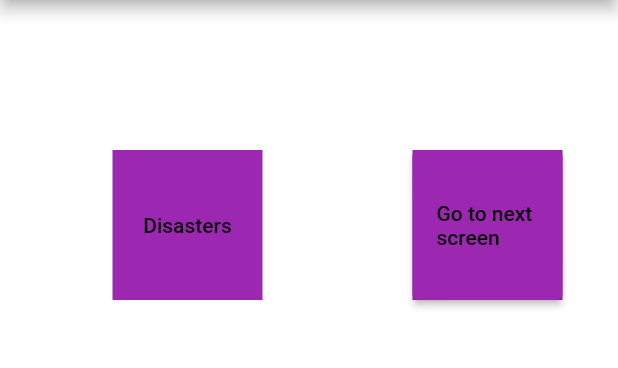
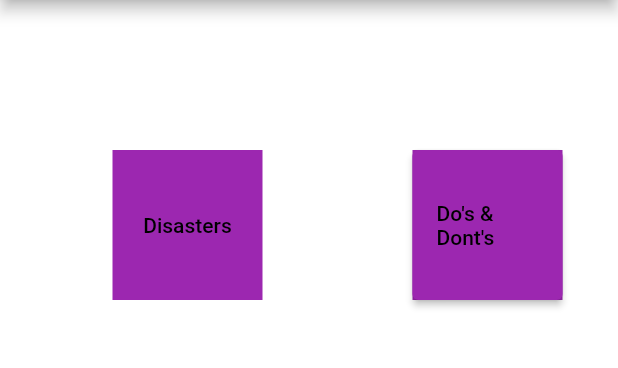
Before and after one commit to Rudalph/Flutter_pbl, a Flutter app: the screen it shows after launch, after a tap on "Disasters", on a phone screen of 412 x 824 dp, the part 84-452 px from its top. Run offline on Flutter 3.47's test engine with Material 2 defaults, Android fonts, the phone set to English and light mode, and no system bars.

Commit message:
minor styling changes

```diff
--- a/lib/main.dart
+++ b/lib/main.dart
@@ -1,10 +1,12 @@
 import 'package:flutter/material.dart';
 
 void main() {
-  runApp(MyApp());
+  runApp(const MyApp());
 }
 
 class MyApp extends StatelessWidget {
+  const MyApp({super.key});
+
   @override
   Widget build(BuildContext context) {
     return MaterialApp(
@@ -21,12 +23,12 @@ class HomeScreen extends StatelessWidget {
       home: Scaffold(
           backgroundColor: Colors.white,
           appBar: AppBar(
-            title: Text(
+            title: const Text(
               "Dis-Man-Sym",
               style: TextStyle(color: Colors.black),
             ),
             backgroundColor: Colors.purple,
-            leading: Icon(
+            leading: const Icon(
               Icons.home,
               color: Colors.black,
             ),
@@ -34,20 +36,18 @@ class HomeScreen extends StatelessWidget {
           body: Row(
             children: [
               Container(
-                margin: EdgeInsets.only(top: 100, left: 75),
+                margin: const EdgeInsets.only(top: 100, left: 75),
                 height: 100,
                 width: 100,
                 color: Colors.purple,
                 child: TextButton(
                   onPressed: () {},
-                  child: Text(
-                    "Disasters",
-                    style: TextStyle(color: Colors.black),
-                  ),
+                  child: const Text("Disasters",
+                      style: TextStyle(color: Colors.black)),
                 ),
               ),
               Container(
-                margin: EdgeInsets.only(top: 100, left: 100),
+                margin: const EdgeInsets.only(top: 100, left: 100),
                 height: 100,
                 width: 100,
                 color: Colors.purple,
@@ -57,10 +57,11 @@ class HomeScreen extends StatelessWidget {
                             MaterialStateProperty.all(Colors.purple),
                         foregroundColor:
                             MaterialStateProperty.all(Colors.black)),
-                    child: Text("Go to next screen"),
+                    child: const Text("Do's & Dont's"),
                     onPressed: () {
                       Navigator.of(context).push(
-                        MaterialPageRoute(builder: (context) => NextScreen()),
+                        MaterialPageRoute(
+                            builder: (context) => DoandDontScreen()),
                       );
                     }),
               ),
@@ -70,15 +71,14 @@ class HomeScreen extends StatelessWidget {
   }
 }
 
-class NextScreen extends StatelessWidget {
+class DoandDontScreen extends StatelessWidget {
   @override
   Widget build(BuildContext context) {
     return Scaffold(
         appBar: AppBar(
-          title: Text(' Do\'s  and Donts'),
+          title: const Text(' Do\'s  and Donts'),
+          backgroundColor: Colors.purple,
         ),
-        body: Container(
-          child: Text("Do\'s and Dont\'s Screen "),
-        ));
+        body: const Text("Do\'s and Dont\'s Screen "));
   }
 }
```
